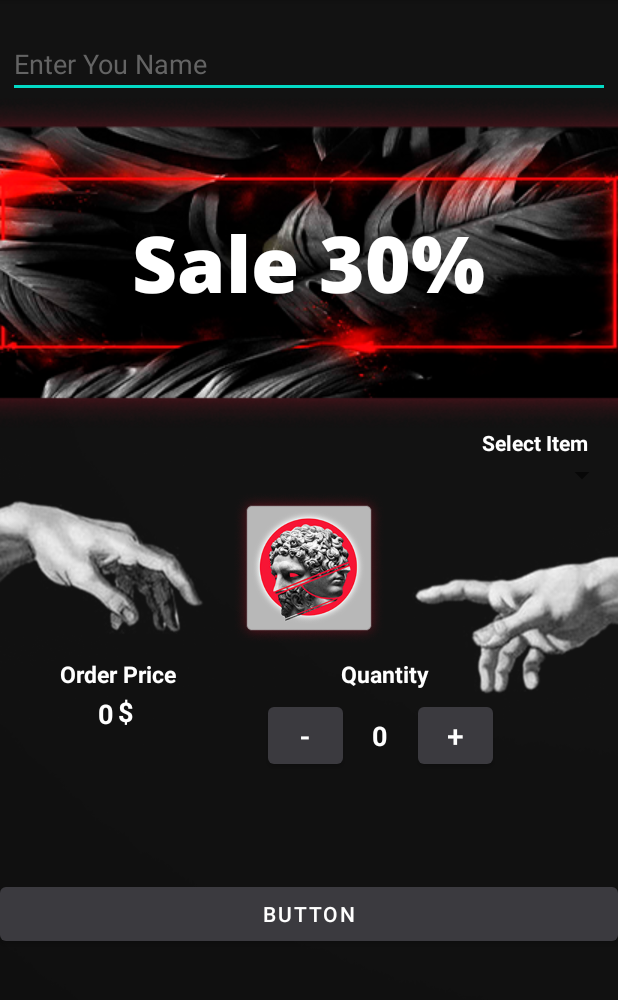
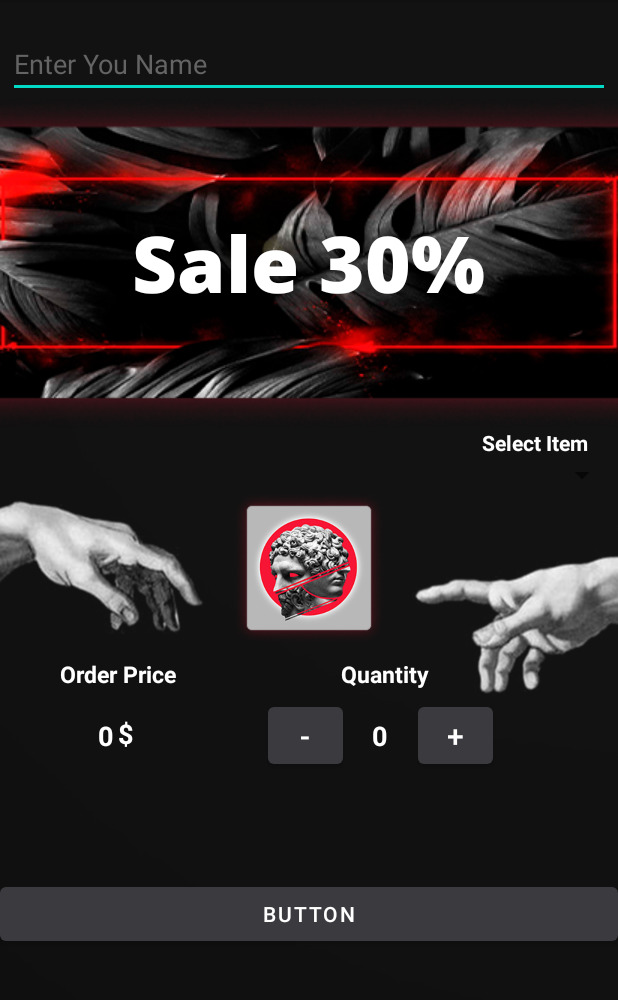
Before and after one commit to KPATOC33/Music_Shop, an Android app: the screen it shows after launch (MainActivity), on a phone screen of 412 x 824 dp, the part 84-1084 px from its top. Run offline under Robolectric (Android 15) with nearby library versions, the phone set to English and light mode, and no system bars.

```diff
--- a/app/src/main/res/layout/activity_main.xml
+++ b/app/src/main/res/layout/activity_main.xml
@@ -88,11 +88,12 @@
 
         <TextView
             android:id="@+id/zero"
+
             android:layout_width="wrap_content"
             android:layout_height="wrap_content"
             android:layout_below="@+id/Order_Price"
             android:layout_marginStart="65dp"
-            android:layout_marginTop="3dp"
+            android:layout_marginTop="18dp"
             android:text="0"
             android:textColor="#FFFFFF"
             android:textSize="18sp"
@@ -103,7 +104,7 @@
             android:layout_width="wrap_content"
             android:layout_height="wrap_content"
             android:layout_marginStart="3dp"
-            android:layout_marginTop="33dp"
+            android:layout_marginTop="48dp"
             android:layout_toRightOf="@+id/zero"
             android:text="$"
             android:textColor="#FFFFFF"
@@ -123,7 +124,8 @@
             android:textStyle="bold" />
 
         <Button
-            android:id="@+id/button_minus"
+            android:id="@+id/minusButton"
+            android:onClick="decreaseQuantity"
             android:layout_width="50dp"
             android:layout_height="50dp"
             android:layout_below="@+id/quantity"
@@ -134,12 +136,13 @@
             android:textSize="20sp" />
 
         <TextView
-            android:id="@+id/zero2"
+            android:id="@+id/quantityTextView"
             android:layout_width="wrap_content"
             android:layout_height="wrap_content"
             android:layout_below="@+id/Order_Price"
-            android:layout_marginStart="248dp"
+            android:layout_marginStart="19dp"
             android:layout_marginTop="18dp"
+            android:layout_toRightOf="@+id/minusButton"
             android:text="0"
             android:textColor="#FFFFFF"
             android:textSize="18sp"
@@ -147,13 +150,14 @@
 
 
         <Button
-            android:id="@+id/button_plus"
+            android:id="@+id/plusButton"
+            android:onClick="increaseQuantity"
             android:layout_width="50dp"
             android:layout_height="50dp"
             android:layout_below="@+id/quantity"
             android:layout_marginStart="50dp"
             android:layout_marginTop="5dp"
-            android:layout_toRightOf="@+id/button_minus"
+            android:layout_toRightOf="@+id/minusButton"
             android:text="+"
             android:textSize="20sp" />
 
```
Also changed, not shown: app/src/main/java/android/example/musicshop/MainActivity.java (+15 -1 lines).
